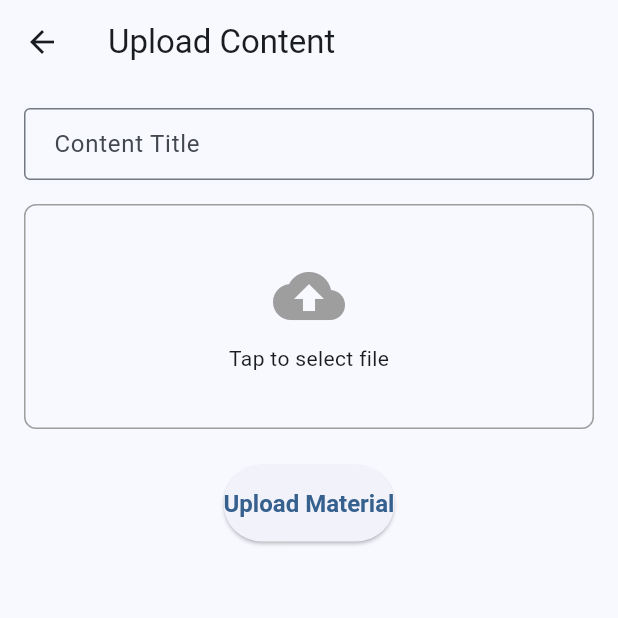
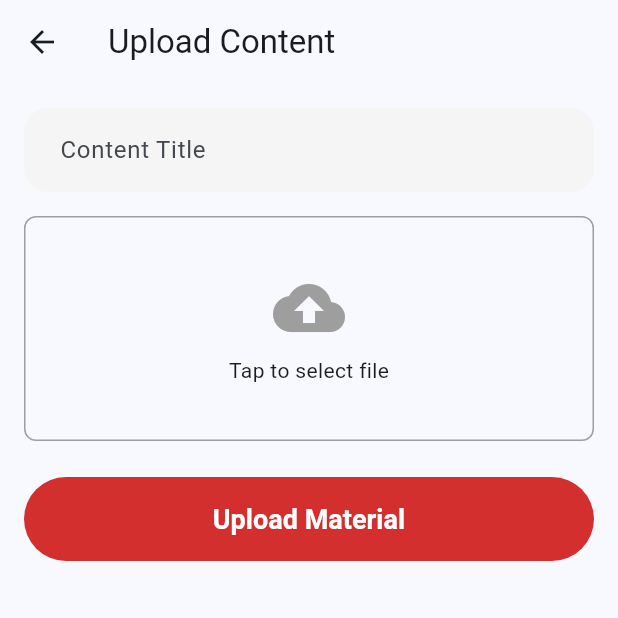
Before and after one commit to Salehahmedeus/EduGenius_Mobile, a Flutter app: the UploadScreen screen opened by its route, on a phone screen of 412 x 824 dp, the top half of it. Run offline on Flutter 3.47's test engine with Material 3 defaults, Android fonts, the phone set to English and light mode, and no system bars; our stand-ins replace dio, fluttertoast, shared_preferences; accounts and stored records are empty.

Commit message:
feat: Implement initial onboarding, core widgets and asset management.

```diff
--- a/lib/core/widgets/custom_button.dart
+++ b/lib/core/widgets/custom_button.dart
@@ -2,7 +2,7 @@ import 'package:flutter/material.dart';
 
 class CustomButton extends StatelessWidget {
   final String text;
-  final VoidCallback onPressed;
+  final VoidCallback? onPressed;
   final bool isLoading;
 
   const CustomButton({
@@ -14,15 +14,36 @@ class CustomButton extends StatelessWidget {
 
   @override
   Widget build(BuildContext context) {
-    return ElevatedButton(
-      onPressed: isLoading ? null : onPressed,
-      child: isLoading
-          ? const SizedBox(
-              height: 20,
-              width: 20,
-              child: CircularProgressIndicator(strokeWidth: 2),
-            )
-          : Text(text),
+    return SizedBox(
+      width: double.infinity,
+      height: 56,
+      child: ElevatedButton(
+        onPressed: isLoading ? null : onPressed,
+        style: ElevatedButton.styleFrom(
+          backgroundColor: const Color(0xFFD32F2F),
+          foregroundColor: Colors.white,
+          shape: RoundedRectangleBorder(
+            borderRadius: BorderRadius.circular(30),
+          ),
+          elevation: 0,
+        ),
+        child: isLoading
+            ? const SizedBox(
+                height: 24,
+                width: 24,
+                child: CircularProgressIndicator(
+                  color: Colors.white,
+                  strokeWidth: 2,
+                ),
+              )
+            : Text(
+                text,
+                style: const TextStyle(
+                  fontSize: 18,
+                  fontWeight: FontWeight.bold,
+                ),
+              ),
+      ),
     );
   }
 }
--- a/lib/core/widgets/custom_text_field.dart
+++ b/lib/core/widgets/custom_text_field.dart
@@ -2,15 +2,21 @@ import 'package:flutter/material.dart';
 
 class CustomTextField extends StatelessWidget {
   final TextEditingController controller;
-  final String label;
+  final String hintText;
+  final IconData? icon;
   final bool isObscure;
+  final TextInputType? keyboardType;
+  final VoidCallback? onIconPressed;
   final String? Function(String?)? validator;
 
   const CustomTextField({
     super.key,
     required this.controller,
-    required this.label,
+    required this.hintText,
+    this.icon,
     this.isObscure = false,
+    this.keyboardType,
+    this.onIconPressed,
     this.validator,
   });
 
@@ -19,10 +25,26 @@ class CustomTextField extends StatelessWidget {
     return TextFormField(
       controller: controller,
       obscureText: isObscure,
+      keyboardType: keyboardType,
       validator: validator,
       decoration: InputDecoration(
-        labelText: label,
-        border: const OutlineInputBorder(),
+        hintText: hintText,
+        filled: true,
+        fillColor: const Color(0xFFF5F5F5),
+        border: OutlineInputBorder(
+          borderRadius: BorderRadius.circular(16),
+          borderSide: BorderSide.none,
+        ),
+        suffixIcon: icon != null
+            ? IconButton(
+                icon: Icon(icon, color: Colors.grey),
+                onPressed: onIconPressed,
+              )
+            : null,
+        contentPadding: const EdgeInsets.symmetric(
+          horizontal: 20,
+          vertical: 16,
+        ),
       ),
     );
   }
--- a/lib/features/content/presentation/screens/upload_screen.dart
+++ b/lib/features/content/presentation/screens/upload_screen.dart
@@ -17,7 +17,7 @@ class UploadScreen extends StatelessWidget {
           children: [
             CustomTextField(
               controller: titleController,
-              label: 'Content Title',
+              hintText: 'Content Title',
             ),
             const SizedBox(height: 16),
             Container(
```
Also changed, not shown: lib/features/auth/presentation/screens/login_screen.dart (+13 -61 lines), lib/features/auth/presentation/screens/register_screen.dart (+11 -64 lines), lib/features/auth/presentation/screens/welcome_screen.dart (+6 -20 lines).
